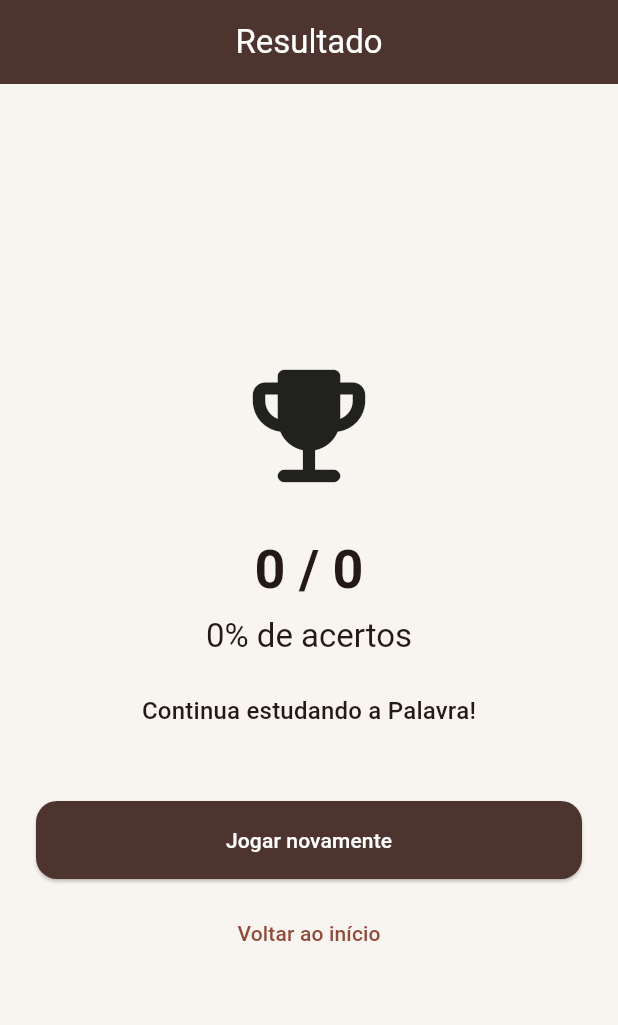
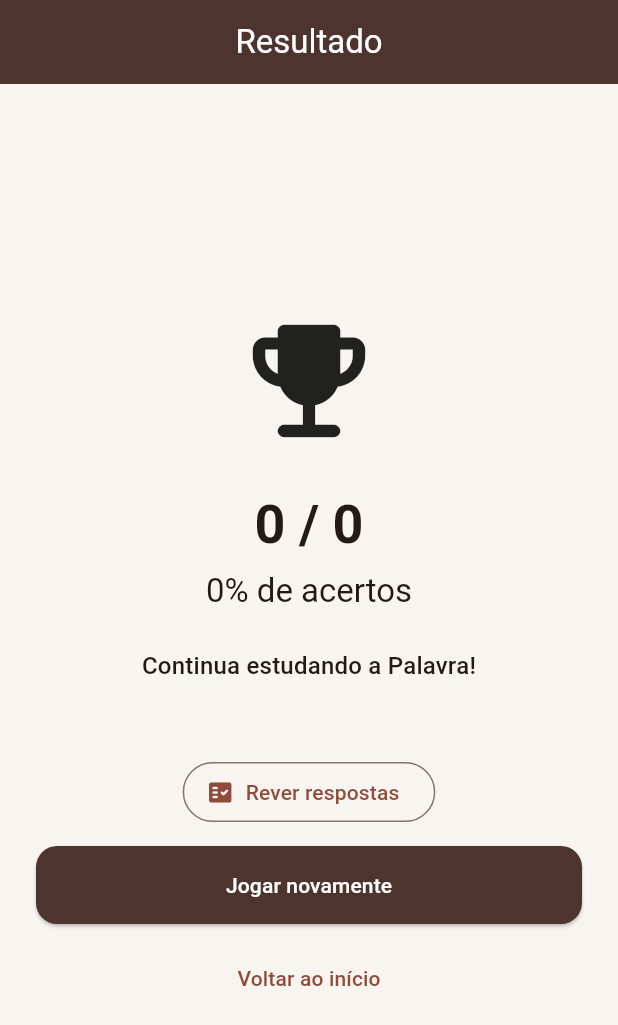
Before and after one commit to DagmarMpheio/bible_quiz_game, a Flutter app: the ResultScreen screen opened by its route, on a phone screen of 412 x 824 dp. Shown: the top 1025 px of the screen. Run offline on Flutter 3.47's test engine with Material 3 defaults, Android fonts, the phone set to English and light mode, and no system bars; our stand-ins replace flutter_riverpod, go_router.

Commit message:
ETAPA ACTUAL Revisão das respostas         ↓ PRÓXIMA Dificuldade Fácil / Médio / Difícil         ↓ Base de dados real de perguntas 100+ perguntas         ↓ Hive CE Progresso + histórico offline         ↓ XP e níveis         ↓ Conquistas         ↓ Quiz diário         ↓ Estatísticas         ↓ Firebase / Ranking online

```diff
--- a/lib/core/routes/app_router.dart
+++ b/lib/core/routes/app_router.dart
@@ -1,11 +1,6 @@
 import 'package:bible_quiz_game/models/category_model.dart';
-import 'package:bible_quiz_game/screens/splash/splash_screen.dart';
 import 'package:go_router/go_router.dart';
-
-import '../../screens/categories/categories_screen.dart';
-import '../../screens/home/home_screen.dart';
-import '../../screens/quiz/quiz_screen.dart';
-import '../../screens/result/result_screen.dart';
+import '/screens/views.dart';
 
 /// Configuração central de navegação da aplicação.
 ///
@@ -64,9 +59,7 @@ final GoRouter appRouter = GoRouter(
         final category = QuizCategory.values.byName(categoryName);
 
         /// Abre o quiz já configurado com a categoria escolhida.
-        return QuizScreen(
-          category: category,
-        );
+        return QuizScreen(category: category);
       },
     ),
 
@@ -78,5 +71,14 @@ final GoRouter appRouter = GoRouter(
         return const ResultScreen();
       },
     ),
+
+    /// Tela utilizada para rever as respostas dadas durante o quiz.
+    GoRoute(
+      path: '/review-answers',
+      name: ReviewAnswersScreen.routeName,
+      builder: (context, state) {
+        return const ReviewAnswersScreen();
+      },
+    ),
   ],
 );
--- a/lib/screens/result/result_screen.dart
+++ b/lib/screens/result/result_screen.dart
@@ -1,29 +1,35 @@
 import 'package:bible_quiz_game/screens/categories/categories_screen.dart';
 import 'package:bible_quiz_game/screens/home/home_screen.dart';
+import 'package:bible_quiz_game/screens/review/review_answers_screen.dart';
 import 'package:flutter/material.dart';
 import 'package:flutter_riverpod/flutter_riverpod.dart';
 import 'package:go_router/go_router.dart';
 
 import '../../providers/quiz_provider.dart';
 
-/// Tela responsável por apresentar o resultado final de uma sessão do quiz.
+/// Tela responsável por apresentar o resultado final do quiz.
 ///
-/// O resultado é calculado a partir do estado mantido em [quizProvider]. A tela
-/// mostra a quantidade de acertos, a percentagem final e uma mensagem de
-/// desempenho, além de permitir iniciar outro quiz ou voltar à Home.
+/// Nesta tela o utilizador pode:
+/// - consultar a pontuação;
+/// - consultar a percentagem de acertos;
+/// - receber uma mensagem baseada no desempenho;
+/// - rever todas as respostas;
+/// - iniciar outro quiz;
+/// - voltar para a Home.
 class ResultScreen extends ConsumerWidget {
   const ResultScreen({super.key});
 
-  /// Nome da rota utilizado pelo GoRouter.
+  /// Nome utilizado para identificar a rota no GoRouter.
   static const String routeName = 'result-screen';
 
-  /// Retorna uma mensagem de feedback de acordo com a percentagem de acertos.
+  /// Retorna uma mensagem personalizada de acordo com o desempenho.
   ///
-  /// Faixas utilizadas:
-  /// - 90% ou mais: excelente;
-  /// - 70% a 89%: muito bom;
-  /// - 50% a 69%: bom trabalho;
-  /// - abaixo de 50%: incentivo para continuar estudando.
+  /// As faixas consideradas são:
+  ///
+  /// - 90% ou mais → Excelente;
+  /// - 70% até 89% → Muito bom;
+  /// - 50% até 69% → Bom trabalho;
+  /// - abaixo de 50% → Incentivo para continuar estudando.
   String _getMessage(double percentage) {
     if (percentage >= 90) {
       return 'Excelente! Conheces muito bem a Bíblia.';
@@ -40,50 +46,46 @@ class ResultScreen extends ConsumerWidget {
     return 'Continua estudando a Palavra!';
   }
 
-  /// Constrói a interface do resultado.
+  /// Constrói a interface da tela de resultado.
   @override
   Widget build(BuildContext context, WidgetRef ref) {
-    /// Observa o estado final do quiz.
+    /// Observa o estado atual do quiz.
     final quiz = ref.watch(quizProvider);
 
-    /// Quantidade total de perguntas respondidas na sessão.
+    /// Quantidade total de perguntas da sessão.
     final total = quiz.questions.length;
 
-    /// Calcula a percentagem final.
+    /// Calcula a percentagem de respostas corretas.
     ///
-    /// A condição `total == 0` evita divisão por zero caso a tela seja aberta
-    /// sem existir uma sessão válida.
-    final percentage =
-        total == 0 ? 0.0 : (quiz.correctAnswers / total) * 100;
+    /// A validação de `total == 0` evita uma divisão por zero.
+    final percentage = total == 0 ? 0.0 : (quiz.correctAnswers / total) * 100;
 
     return Scaffold(
-      appBar: AppBar(
-        title: const Text('Resultado'),
-      ),
-      body: Padding(
+      appBar: AppBar(title: const Text('Resultado')),
+      body: SafeArea(
+        child: Padding(
           padding: const EdgeInsets.all(24),
           child: Column(
             mainAxisAlignment: MainAxisAlignment.center,
             children: [
-            /// Ícone decorativo que representa conclusão/conquista.
-            const Icon(
-              Icons.emoji_events_rounded,
-              size: 100,
-            ),
+              /// Ícone que simboliza a conclusão do quiz.
+              const Icon(Icons.emoji_events_rounded, size: 100),
 
               const SizedBox(height: 24),
 
-            /// Exibe a pontuação no formato "acertos / total".
+              /// Apresenta a pontuação no formato:
+              ///
+              /// 8 / 10
               Text(
                 '${quiz.correctAnswers} / $total',
-              style: Theme.of(context).textTheme.displaySmall?.copyWith(
-                    fontWeight: FontWeight.bold,
-                  ),
+                style: Theme.of(
+                  context,
+                ).textTheme.displaySmall?.copyWith(fontWeight: FontWeight.bold),
               ),
 
               const SizedBox(height: 8),
 
-            /// Exibe a percentagem sem casas decimais.
+              /// Apresenta a percentagem total de acertos.
               Text(
                 '${percentage.toStringAsFixed(0)}% de acertos',
                 style: Theme.of(context).textTheme.titleLarge,
@@ -91,7 +93,7 @@ class ResultScreen extends ConsumerWidget {
 
               const SizedBox(height: 24),
 
-            /// Mensagem personalizada de acordo com a pontuação.
+              /// Mensagem calculada de acordo com o resultado.
               Text(
                 _getMessage(percentage),
                 textAlign: TextAlign.center,
@@ -100,34 +102,47 @@ class ResultScreen extends ConsumerWidget {
 
               const SizedBox(height: 48),
 
-            /// Reinicia o estado e volta para a seleção de categorias.
+              /// Abre a tela onde todas as respostas podem ser revistas.
+              ///
+              /// Utilizamos `pushNamed` em vez de `goNamed`, pois queremos
+              /// manter a ResultScreen na pilha de navegação. Assim, o botão
+              /// voltar da AppBar retorna naturalmente ao resultado.
+              OutlinedButton.icon(
+                onPressed: () {
+                  context.pushNamed(ReviewAnswersScreen.routeName);
+                },
+                icon: const Icon(Icons.fact_check_rounded),
+                label: const Text('Rever respostas'),
+              ),
+
+              const SizedBox(height: 12),
+
+              /// Reinicia o estado atual e leva o utilizador novamente
+              /// para a seleção de categorias.
               ElevatedButton(
                 onPressed: () {
                   ref.read(quizProvider.notifier).resetQuiz();
 
-                context.goNamed(
-                  CategoriesScreen.routeName,
-                );
+                  context.goNamed(CategoriesScreen.routeName);
                 },
                 child: const Text('Jogar novamente'),
               ),
 
               const SizedBox(height: 12),
 
-            /// Reinicia o estado e retorna à tela inicial.
+              /// Limpa o quiz atual e regressa à Home.
               TextButton(
                 onPressed: () {
                   ref.read(quizProvider.notifier).resetQuiz();
 
-                context.goNamed(
-                  HomeScreen.routeName,
-                );
+                  context.goNamed(HomeScreen.routeName);
                 },
                 child: const Text('Voltar ao início'),
               ),
             ],
           ),
         ),
+      ),
     );
   }
 }
--- /dev/null
+++ b/lib/screens/views.dart
@@ -0,0 +1,6 @@
+export 'splash/splash_screen.dart';
+export 'home/home_screen.dart';
+export 'quiz/quiz_screen.dart';
+export 'categories/categories_screen.dart';
+export 'result/result_screen.dart';
+export 'review/review_answers_screen.dart';
```
Also changed, not shown: lib/models/quiz_answer_model.dart (added, +49 -0 lines), lib/providers/quiz_provider.dart (+128 -46 lines), lib/screens/review/review_answers_screen.dart (added, +194 -0 lines). Lines whose indentation alone changed are shown as unchanged.
